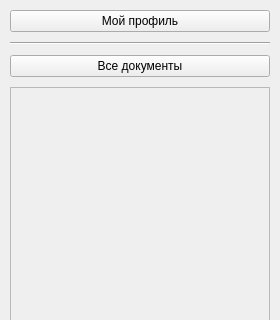
This is client/ui/left_panel.ui in lerakaplich/Documents as Qt 5 draws it before an edit; both pictures show x 0 to 280 and y 0 to 320 of the 280 by 800 pixel window. The edited form follows.
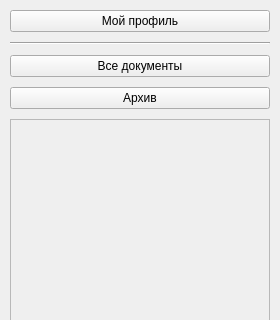
This is the edited form. Icons and pictures are not drawn.

The edit to the form file:
```diff
--- a/client/ui/left_panel.ui
+++ b/client/ui/left_panel.ui
@@ -174,6 +174,48 @@
        </widget>
       </item>
 
+      <!-- Кнопка архива -->
+      <item>
+       <widget class="QPushButton" name="archiveBtn">
+        <property name="styleSheet">
+         <string notr="true">QPushButton {
+    background-color: transparent;
+    color: {SIDEBAR_TEXT};
+    border: none;
+    border-radius: 5px;
+    padding: 8px 12px;
+    font-size: 14px;
+    font-weight: bold;
+    text-align: left;
+}
+QPushButton:hover {
+    background-color: {SIDEBAR_HOVER_BG};
+    color: {SIDEBAR_HOVER_TEXT};
+}
+QPushButton::icon {
+    width: 20px;
+    height: 20px;
+}</string>
+        </property>
+        <property name="text">
+         <string>Архив</string>
+        </property>
+        <property name="cursor">
+         <cursorShape>PointingHandCursor</cursorShape>
+        </property>
+        <property name="icon">
+         <iconset resource="icons.qrc">
+          <normaloff>archive.svg</normaloff>archive.svg</iconset>
+        </property>
+        <property name="iconSize">
+         <size>
+          <width>20</width>
+          <height>20</height>
+         </size>
+        </property>
+       </widget>
+      </item>
+
       <!-- ScrollArea для групп -->
       <item>
        <widget class="QScrollArea" name="scrollArea">
```
